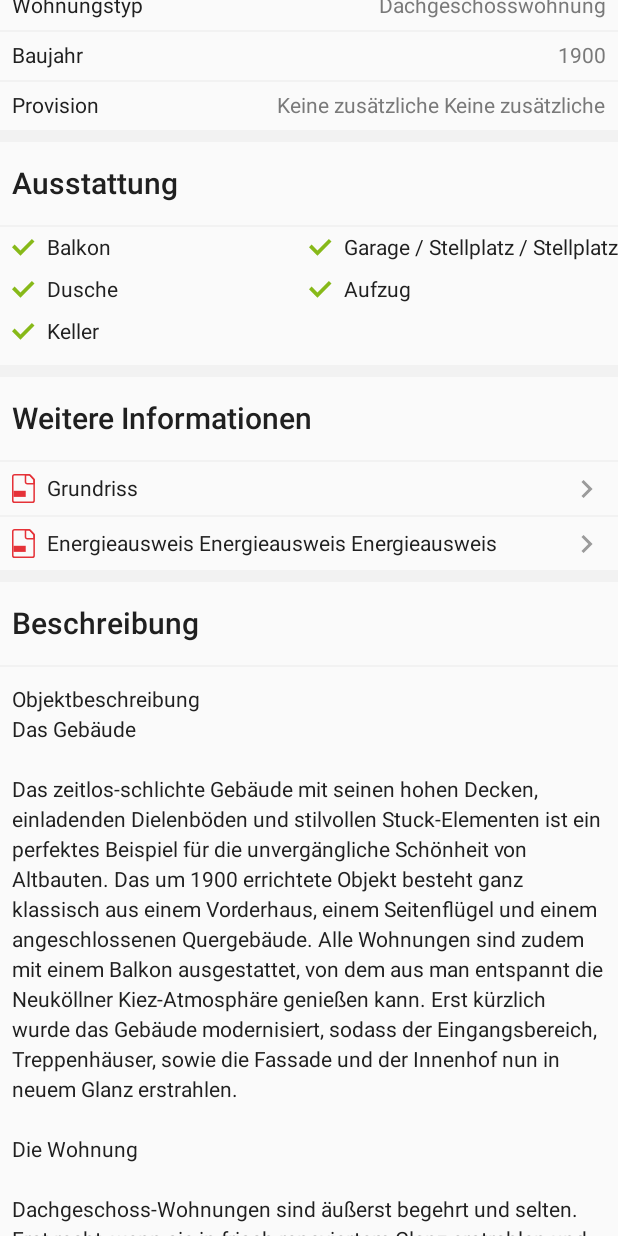
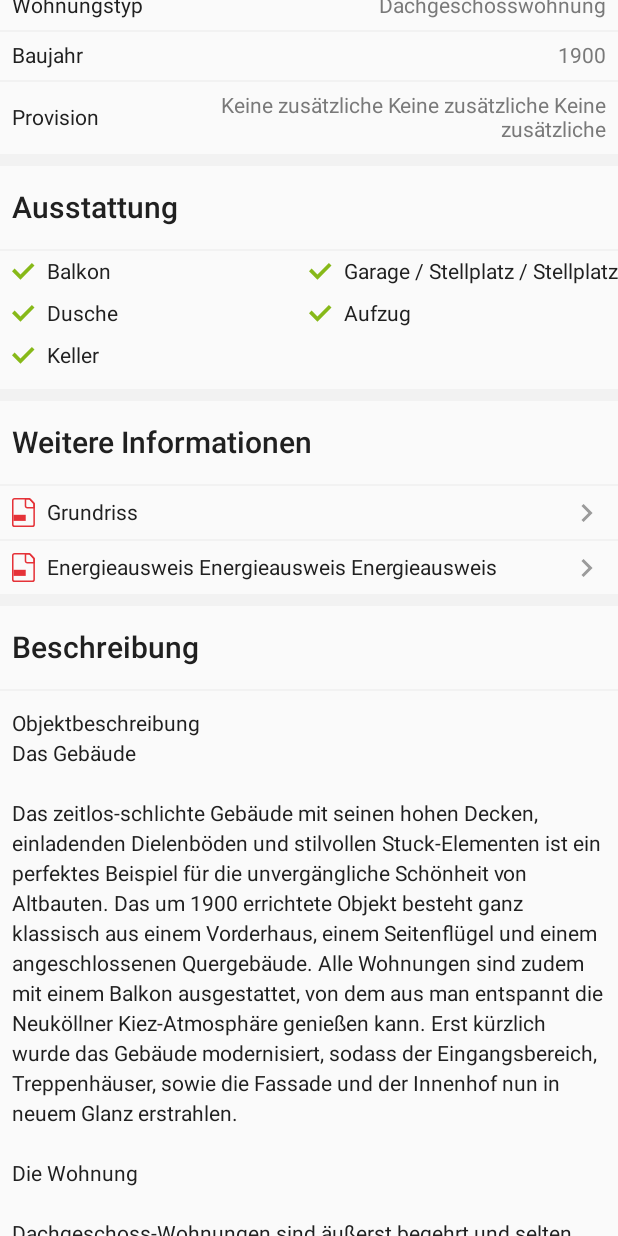
Before and after one commit to sechkarev/EbayKTestAssignment, an Android app built with Jetpack Compose: the screen it shows after launch (MainActivity), scrolled down 576 dp, on a phone screen of 412 x 824 dp. Run offline under Robolectric (Android 15) with nearby library versions, the phone set to English and light mode, and no system bars; our stand-ins replace accompanist, constraintlayout-compose, livedata-compose; pictures from the network do not load.

Commit message:
minor alignment changes

```diff
--- a/app/src/main/java/com/ebayk/ui/Composables.kt
+++ b/app/src/main/java/com/ebayk/ui/Composables.kt
@@ -17,6 +17,7 @@ import androidx.compose.ui.layout.ContentScale
 import androidx.compose.ui.res.painterResource
 import androidx.compose.ui.res.stringResource
 import androidx.compose.ui.text.font.FontWeight
+import androidx.compose.ui.text.style.TextAlign
 import androidx.compose.ui.unit.dp
 import androidx.compose.ui.unit.sp
 import androidx.constraintlayout.compose.ConstraintLayout
@@ -175,7 +176,7 @@ private fun PhotoPager(pictureUrls: List<String>) {
             Image(
                 painter = rememberImagePainter(pictureUrls[page]),
                 contentDescription = null,
-                contentScale = ContentScale.FillWidth,
+                contentScale = ContentScale.FillHeight,
                 modifier = Modifier
                     .height(250.dp)
                     .fillMaxWidth()
@@ -197,6 +198,7 @@ private fun PhotoPager(pictureUrls: List<String>) {
                     modifier = Modifier.padding(horizontal = 6.dp, vertical = 3.dp)
                 )
             }
+            // todo: share button
         }
     }
 }
@@ -261,20 +263,22 @@ private fun Details(attributes: List<Attribute>) {
                     .padding(top = 4.dp, start = 8.dp, end = 8.dp) // todo: мне кажется, или она все равно до краев расползается?
             )
             Row(
-                Modifier
+                modifier = Modifier
                     .fillMaxWidth()
-                    .padding(vertical = 8.dp, horizontal = 8.dp)) {
+                    .padding(vertical = 8.dp, horizontal = 8.dp)
+            ) {
                 Text(
                     text = it.label,
                     color = Black202020,
                     fontSize = 14.sp,
-                    modifier = Modifier.padding(end = 8.dp)
+                    modifier = Modifier.padding(end = 8.dp).align(Alignment.CenterVertically)
                 )
                 Spacer(Modifier.weight(1f))
                 Text(
                     text = if (it.unit.isNullOrBlank()) it.value else "${it.value} ${it.unit}",
                     color = Gray600,
                     fontSize = 14.sp,
+                    textAlign = TextAlign.End,
                     modifier = Modifier.padding(start = 8.dp)
                 )
             }
--- a/app/src/main/java/com/ebayk/usecase/RetrieveApartmentInfo.kt
+++ b/app/src/main/java/com/ebayk/usecase/RetrieveApartmentInfo.kt
@@ -58,7 +58,7 @@ class RetrieveApartmentInfo(
                 ),
                 Attribute(
                     label = "Provision",
-                    value = "Keine zusätzliche Keine zusätzliche",
+                    value = "Keine zusätzliche Keine zusätzliche Keine zusätzliche",
                     unit = "",
                 ),
             ),
```
